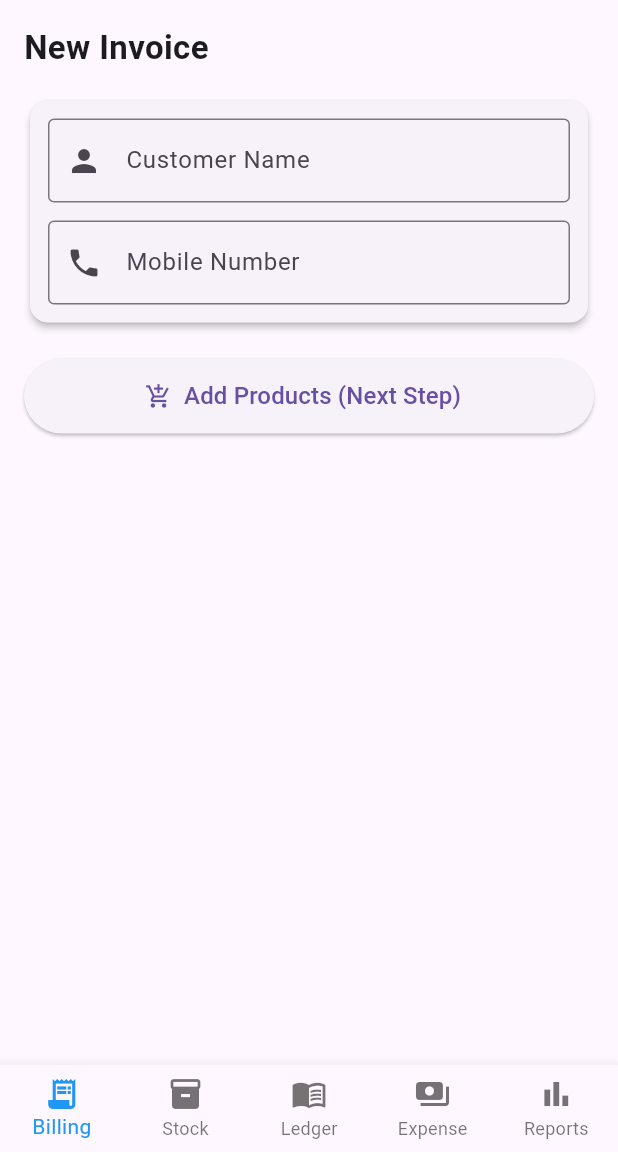
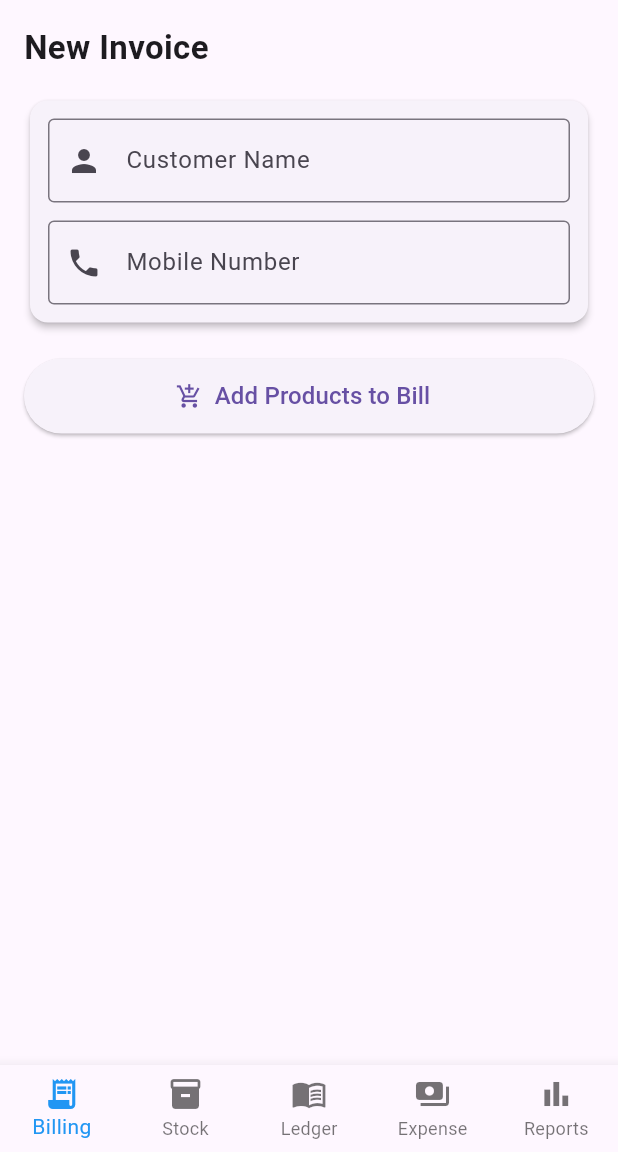
Before and after one commit to armanmirza5558-dot/Mirza-POS, a Flutter app: the screen it shows after launch, on a phone screen of 412 x 824 dp, the part 84-1236 px from its top. Run offline on Flutter 3.47's test engine with Material 3 defaults, Android fonts, the phone set to English and light mode, and no system bars.

Commit message:
Update main.dart

```diff
--- a/lib/main.dart
+++ b/lib/main.dart
@@ -1,9 +1,10 @@
 import 'package:flutter/material.dart';
 import 'database/db_helper.dart';
+import 'screens/stock_screen.dart';
 
 void main() async {
   WidgetsFlutterBinding.ensureInitialized();
-  await DBHelper.database; // Database initialize ho raha hai
+  await DBHelper.database;
   runApp(const MyApp());
 }
 
@@ -36,7 +37,7 @@ class _HomePageState extends State<HomePage> {
 
   static const List<Widget> _pages = <Widget>[
     BillingScreen(),
-    Center(child: Text('Stock Management - Coming Soon')),
+    StockScreen(), // Stock screen yahan add hai
     Center(child: Text('Ledger - Coming Soon')),
     Center(child: Text('Expense - Coming Soon')),
     Center(child: Text('Reports - Coming Soon')),
@@ -72,7 +73,6 @@ class _HomePageState extends State<HomePage> {
   }
 }
 
-// ---------------- BILLING SCREEN ----------------
 class BillingScreen extends StatefulWidget {
   const BillingScreen({super.key});
 
@@ -96,8 +96,6 @@ class _BillingScreenState extends State<BillingScreen> {
             style: TextStyle(fontSize: 22, fontWeight: FontWeight.bold),
           ),
           const SizedBox(height: 16),
-
-          // Customer Details Form
           Card(
             elevation: 2,
             child: Padding(
@@ -126,21 +124,18 @@ class _BillingScreenState extends State<BillingScreen> {
               ),
             ),
           ),
-
           const SizedBox(height: 20),
-
-          // Dummy Button to show next step
           SizedBox(
             width: double.infinity,
             height: 50,
             child: ElevatedButton.icon(
               onPressed: () {
                  ScaffoldMessenger.of(context).showSnackBar(
-                  const SnackBar(content: Text('Database ready! Next step: Add Products.')),
+                  const SnackBar(content: Text('Next: Billing items selection')),
                 );
               },
               icon: const Icon(Icons.add_shopping_cart),
-              label: const Text('Add Products (Next Step)', style: TextStyle(fontSize: 16)),
+              label: const Text('Add Products to Bill', style: TextStyle(fontSize: 16)),
             ),
           ),
         ],
```
